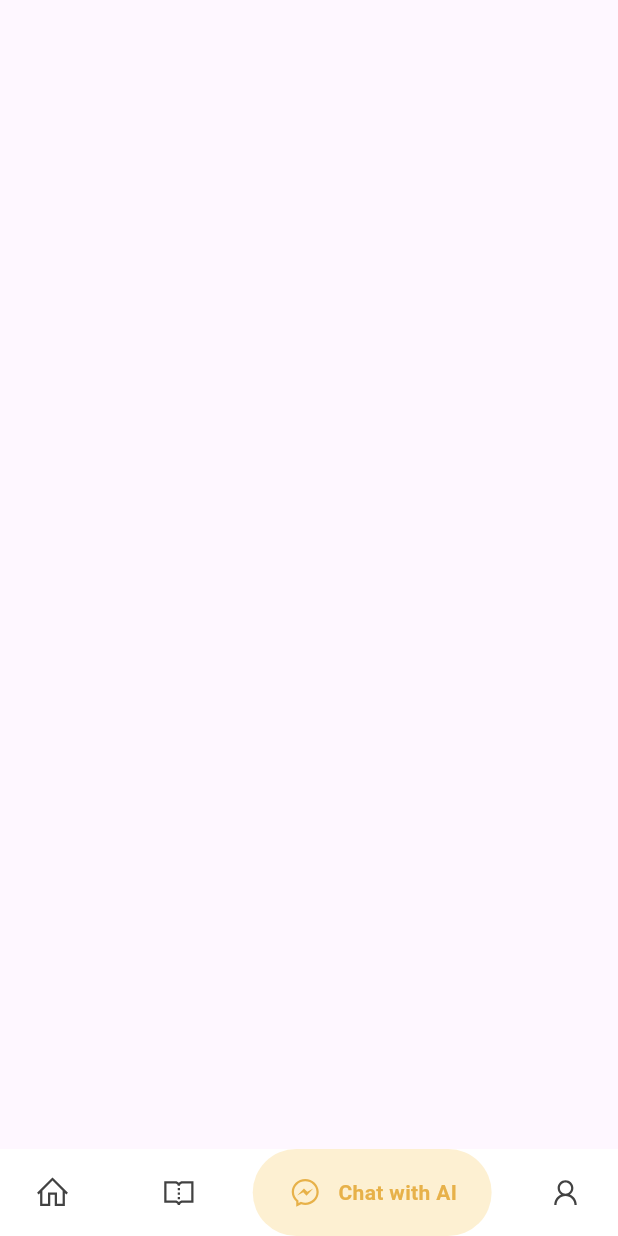
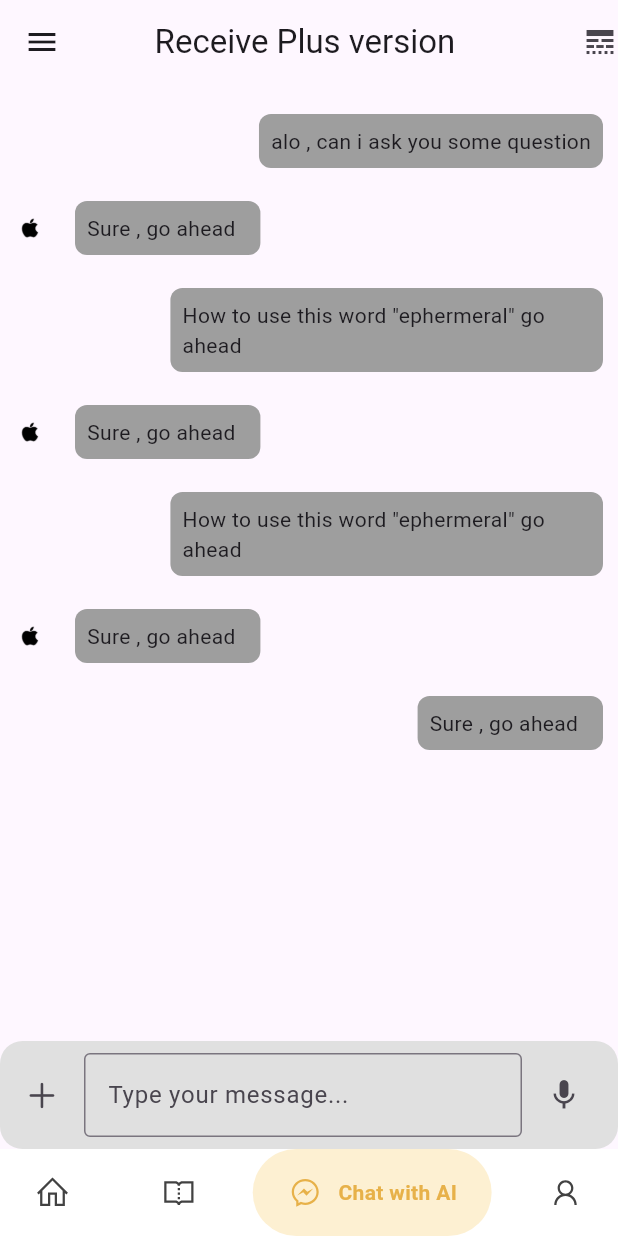
Before and after one commit to Hungyen0303/FlashCard, a Flutter app: the Homepage screen opened directly, item 3 of the bottom bar chosen, on a phone screen of 412 x 824 dp. Run offline on Flutter 3.47's test engine with Material 3 defaults, Android fonts, the phone set to English and light mode, and no system bars; drawn by our look-alikes of google_nav_bar; our stand-ins replace introduction_screen, line_icons.

Commit message:
finish basic UI for chat with AI page

```diff
--- /dev/null
+++ b/lib/pages/ChatWithAIPage.dart
@@ -0,0 +1,93 @@
+import 'package:flutter/cupertino.dart';
+import 'package:flutter/material.dart';
+import 'package:line_icons/line_icons.dart';
+
+import 'ConversationWidget.dart';
+
+class ChatWithAIPage extends StatefulWidget {
+  const ChatWithAIPage({super.key});
+
+  @override
+  State<ChatWithAIPage> createState() => _ChatWithAiPageState();
+}
+
+class _ChatWithAiPageState extends State<ChatWithAIPage> {
+  int _selectedIndex = 0;
+  TextEditingController _searchController = TextEditingController();
+  static const TextStyle optionStyle =
+      TextStyle(fontSize: 30, fontWeight: FontWeight.bold);
+  static const List<Widget> _widgetOptions = <Widget>[
+    ConversationWidget(),
+    Text(
+      'Index 0: Home',
+      style: optionStyle,
+    ),
+    Text(
+      'Index 1: Business',
+      style: optionStyle,
+    ),
+    Text(
+      'Index 2: School',
+      style: optionStyle,
+    ),
+  ];
+
+  void _onItemTapped(int index) {
+    setState(() {
+      _selectedIndex = index;
+    });
+    Navigator.of(context).pop();
+  }
+
+  @override
+  Widget build(BuildContext context) {
+    return Scaffold(
+        appBar: AppBar(
+          centerTitle: true,
+          actions: [Icon(Icons.line_style)],
+          title: Text("Receive Plus version "),
+        ),
+        drawer: Drawer(
+          child: ListView(
+            children: [
+              SearchBar(
+                controller: _searchController,
+                leading: Icon(LineIcons.search),
+                hintText: "Tìm kiếm",
+              ),
+              ListTile(
+                onTap: () => _onItemTapped(0),
+                title: Text("Conversation 1 "),
+              ),
+              ListTile(
+                onTap: () => _onItemTapped(1),
+                title: Text("Conversation 2 "),
+              ),
+              ListTile(
+                onTap: () => _onItemTapped(2),
+                title: Text("Conversation 3 "),
+              ),
+            ],
+          ),
+        ),
+        body: Column(
+          children: [
+            Expanded(child: ConversationWidget()),
+            ListTile(
+              tileColor: Colors.grey[300],
+              shape: RoundedRectangleBorder(
+                borderRadius: BorderRadius.circular(15),
+              ),
+              leading: Icon(CupertinoIcons.plus),
+              title: TextField(
+                decoration: InputDecoration(
+                  hintText: 'Type your message...',
+                  border: OutlineInputBorder(),
+                ),
+              ),
+              trailing: Icon(Icons.mic),
+            )
+          ],
+        ));
+  }
+}
--- /dev/null
+++ b/lib/pages/ConversationWidget.dart
@@ -0,0 +1,36 @@
+import 'package:flashcard_learning/widgets/ContentChatContainer.dart';
+import 'package:flutter/cupertino.dart';
+import 'package:flutter/material.dart';
+
+class ConversationWidget extends StatefulWidget {
+  const ConversationWidget({super.key});
+
+  @override
+  State<ConversationWidget> createState() => _ConversationWidgetState();
+}
+
+class _ConversationWidgetState extends State<ConversationWidget> {
+  @override
+  Widget build(BuildContext context) {
+    return SingleChildScrollView(
+      child: Column(
+        children: [
+          Contentchatcontainer(
+              isBot: false, content: "alo , can i ask you some question"),
+          Contentchatcontainer(isBot: true, content: "Sure , go ahead "),
+          Contentchatcontainer(
+              isBot: false,
+              content: "How to use this word \"ephermeral\" go ahead "),
+          Contentchatcontainer(isBot: true, content: "Sure , go ahead "),
+          Contentchatcontainer(
+              isBot: false,
+              content: "How to use this word \"ephermeral\" go ahead "),
+
+          Contentchatcontainer(isBot: true, content: "Sure , go ahead "),
+          Contentchatcontainer(isBot: false, content: "Sure , go ahead "),
+
+        ],
+      ),
+    );
+  }
+}
--- a/lib/pages/HomePage.dart
+++ b/lib/pages/HomePage.dart
@@ -7,6 +7,8 @@ import 'package:flutter/material.dart';
 import 'package:google_nav_bar/google_nav_bar.dart';
 import 'package:line_icons/line_icons.dart';
 
+import 'ChatWithAIPage.dart';
+
 class Homepage extends StatefulWidget {
   const Homepage({super.key});
 
@@ -15,7 +17,7 @@ class Homepage extends StatefulWidget {
 }
 
 class _HomepageState extends State<Homepage> {
-  List<Widget> widgets = [Mainflashcard(), Dictionarypage()  ,  Accountpage(), Accountpage()];
+  List<Widget> widgets = [Mainflashcard(), Dictionarypage()  ,  ChatWithAIPage(), Accountpage()];
   int currentPageIndex = 0;
 
 
--- /dev/null
+++ b/lib/widgets/ContentChatContainer.dart
@@ -0,0 +1,59 @@
+import 'package:flutter/cupertino.dart';
+import 'package:flutter/material.dart';
+
+class Contentchatcontainer extends StatelessWidget {
+   Contentchatcontainer({super.key, required this.isBot, required this.content});
+  final bool isBot ;
+  final String content;
+
+  @override
+  Widget build(BuildContext context) {
+    return isBot ?  Align(
+      alignment: Alignment.centerLeft,
+      child: Row(
+        children: [
+          Padding(
+            padding: const EdgeInsets.only(top: 20),
+            child: CircleAvatar(
+              backgroundColor: Colors.transparent,
+              child: Image.asset("assets/apple-icon.png" ,width:  45,),
+            ),
+          ) ,
+          IntrinsicWidth(
+            child: Container(
+              constraints: BoxConstraints(
+                  maxWidth: MediaQuery.of(context).size.width * 0.7,
+                  minWidth: MediaQuery.of(context).size.width * 0.3),
+              padding: EdgeInsets.all(8),
+              margin: EdgeInsets.only(left: 10, top: 20),
+              decoration: BoxDecoration(
+                color: Colors.grey,
+                borderRadius: BorderRadius.circular(8),
+              ),
+              alignment: Alignment.centerLeft,
+              child: Text(content) ,
+            ),
+          ),
+        ],
+      ),
+    ) : Align(
+      alignment: Alignment.centerRight,
+      child: IntrinsicWidth(
+        child: Container(
+          constraints: BoxConstraints(
+              maxWidth: MediaQuery.of(context).size.width * 0.7,
+              minWidth: MediaQuery.of(context).size.width * 0.3),
+          padding: EdgeInsets.all(8),
+          margin: EdgeInsets.only(right: 10, top: 20),
+          decoration: BoxDecoration(
+            color: Colors.grey,
+            borderRadius: BorderRadius.circular(8),
+          ),
+          alignment: Alignment.centerLeft,
+          child: Text(content) ,
+        ),
+      ),
+    ) ;
+
+  }
+}
```
